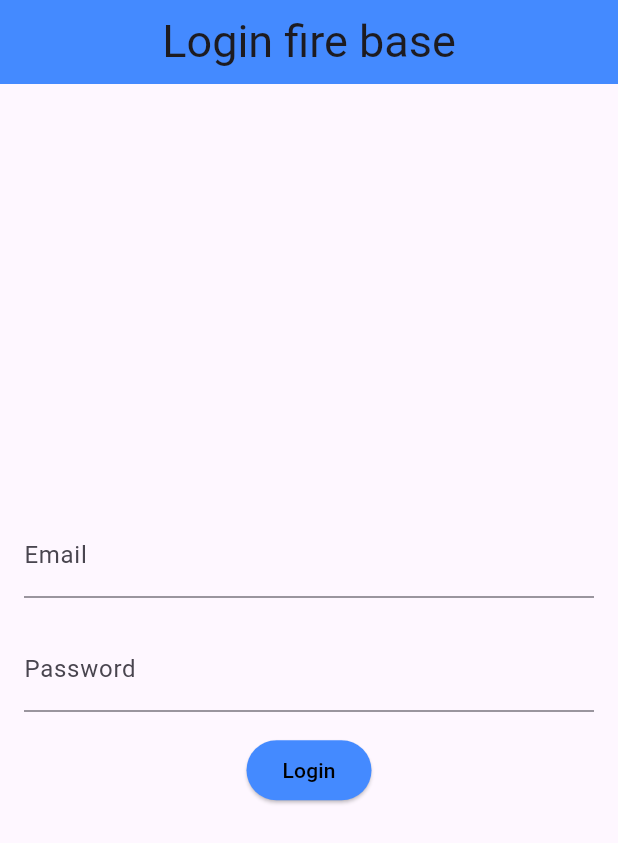
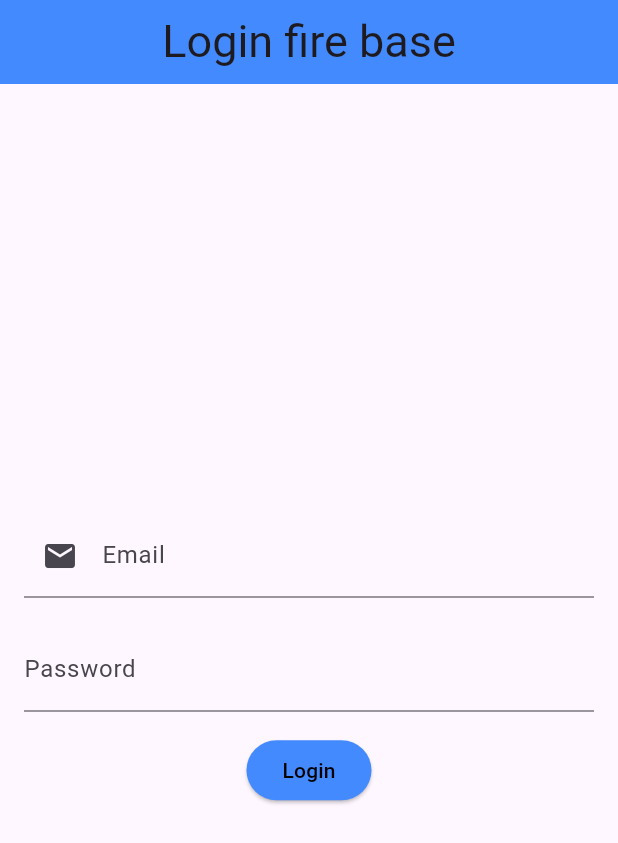
Before and after one commit to muhamadayeshaaulia/week_10_belajar_firebase, a Flutter app: the screen it shows after launch, on a phone screen of 412 x 824 dp. Shown: the top 843 px of the screen. Run offline on Flutter 3.47's test engine with Material 3 defaults, Android fonts, the phone set to English and light mode, and no system bars; our stand-ins replace firebase_auth, firebase_core; accounts and stored records are empty.

Commit message:
menambahkan prefix icon untuk memberikan icon email pada text field bagian email

```diff
--- a/lib/screen/login.dart
+++ b/lib/screen/login.dart
@@ -69,7 +69,7 @@ class _MyLoginState extends State<MyLogin> {
           children: [
             TextField(
               controller: emailCtrl,
-              decoration: const InputDecoration(labelText: 'Email'),
+              decoration: const InputDecoration(labelText: 'Email', prefixIcon: Icon(Icons.email), hintText: 'Masukan email anda!'),
             ),
             const SizedBox(height: 20),
             TextField(
```
